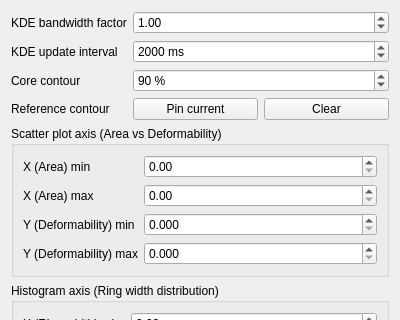
First picture: the form in resources/ui/MonitoringSettingsDialog.ui, repository gavinlouuu-kpt/mib-studio-qt, before the edit; both pictures show x 0 to 400 and y 0 to 320 of the 400 by 473 pixel window.
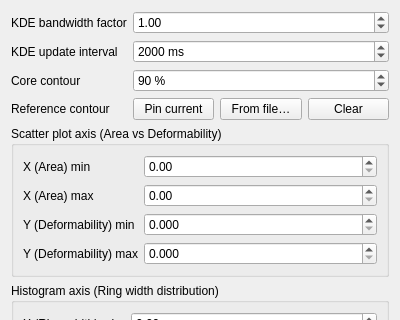
Second picture: the form after the edit.

Commit message: feat(monitoring): store the KDE core contour per experiment; reference from file; Review draws it (core-region PR 2)

The edit to the form file:
```diff
--- a/resources/ui/MonitoringSettingsDialog.ui
+++ b/resources/ui/MonitoringSettingsDialog.ui
@@ -125,6 +125,16 @@
          </property>
         </widget>
        </item>
+       <item>
+        <widget class="QPushButton" name="kdeReferenceFromFileBtn">
+         <property name="text">
+          <string>From file…</string>
+         </property>
+         <property name="toolTip">
+          <string>Show the core contour stored in a previous experiment file (full-run if computed, else the live estimate) as the dashed reference</string>
+         </property>
+        </widget>
+       </item>
        <item>
         <widget class="QPushButton" name="kdeClearReferenceBtn">
          <property name="text">
```
The commit also changes 27 other files.
